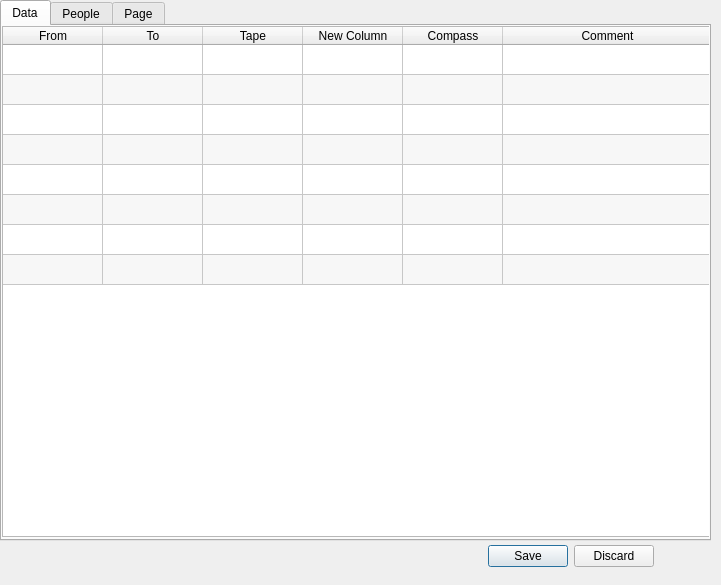
This is CentreLineInput/cave_survey_dialog_base.ui in CaveSurveying/CentrelineInput as Qt 5 draws it before an edit. The edited form follows.
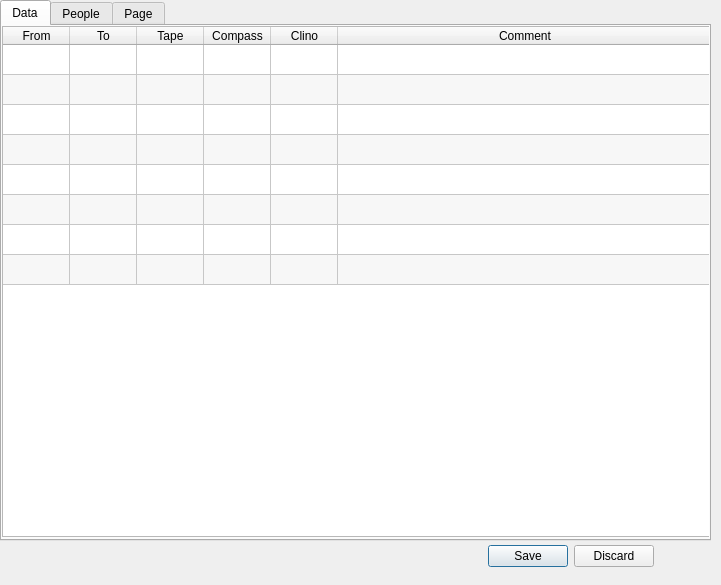
This is the edited form.

Commit message: Tidying up data table

Patch:
```diff
--- a/CentreLineInput/cave_survey_dialog_base.ui
+++ b/CentreLineInput/cave_survey_dialog_base.ui
@@ -84,12 +84,21 @@
      <property name="alternatingRowColors">
       <bool>true</bool>
      </property>
+     <property name="gridStyle">
+      <enum>Qt::SolidLine</enum>
+     </property>
+     <property name="cornerButtonEnabled">
+      <bool>true</bool>
+     </property>
      <property name="rowCount">
       <number>8</number>
      </property>
      <attribute name="horizontalHeaderCascadingSectionResizes">
       <bool>true</bool>
      </attribute>
+     <attribute name="horizontalHeaderDefaultSectionSize">
+      <number>67</number>
+     </attribute>
      <attribute name="horizontalHeaderHighlightSections">
       <bool>true</bool>
      </attribute>
@@ -131,16 +140,16 @@
        <string>Tape</string>
       </property>
      </column>
-     <column>
-      <property name="text">
-       <string>New Column</string>
-      </property>
-     </column>
      <column>
       <property name="text">
        <string>Compass</string>
       </property>
      </column>
+     <column>
+      <property name="text">
+       <string>Clino</string>
+      </property>
+     </column>
      <column>
       <property name="text">
        <string>Comment</string>
```
